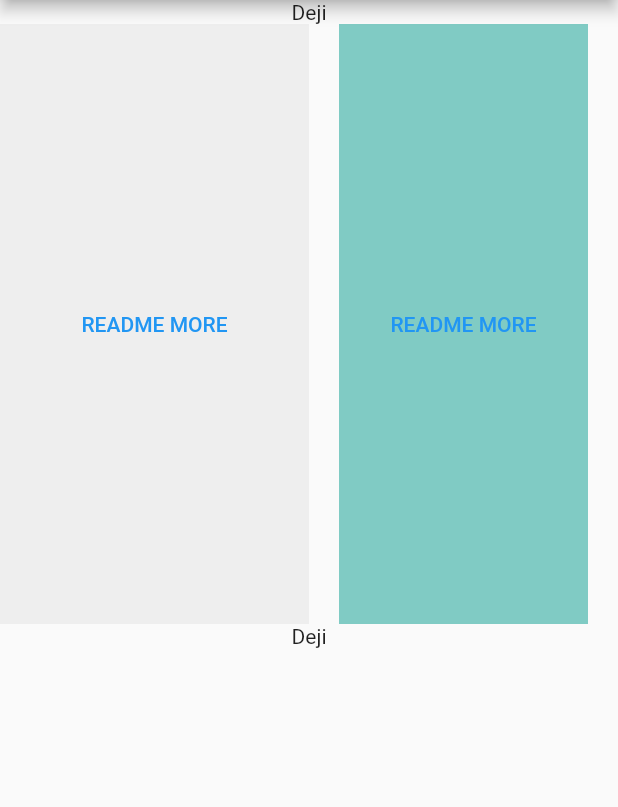
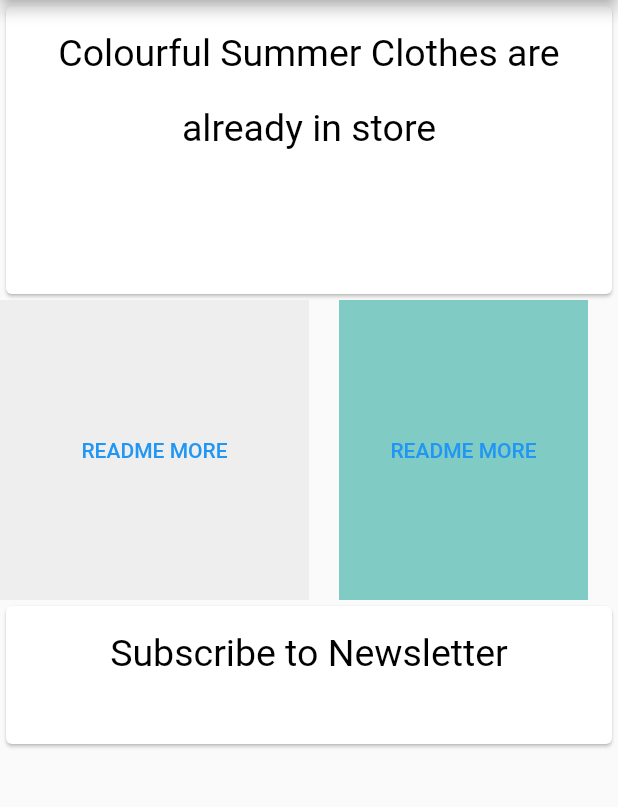
Before and after one commit to alu-rwa-prog-1/week-2-class-activity-1-mmd_1, a Flutter app: the screen it shows after launch, on a phone screen of 412 x 824 dp, the part 84-891 px from its top. Run offline on Flutter 3.47's test engine with Material 2 defaults, Android fonts, the phone set to English and light mode, and no system bars.

Commit message:
added deji's code

```diff
--- a/lib/main.dart
+++ b/lib/main.dart
@@ -32,13 +32,25 @@ class MyApp extends StatelessWidget {
         ],
         ),
       body: Column( children: [
-            const Text('Deji'),
+        const SizedBox(
+          width: 1400.0,
+          height: 200.0,
+          child: Card(child:Text('Colourful Summer Clothes are already in store',style:TextStyle(
+              fontFamily: '',
+              fontSize: 25,
+              color: Colors.black,
+              height: 2
+          ),textAlign: TextAlign.center,),
+
+          ),
+
+        ),
             Row(
               crossAxisAlignment: CrossAxisAlignment.start,
               children: [
                 Expanded(child:
                   Container(
-                    height: 400.0,
+                    height: 200.0,
                     padding: const EdgeInsets.all(8),
                     child: const RenderPopUp(),
                     color: Colors.grey[200],
@@ -46,7 +58,7 @@ class MyApp extends StatelessWidget {
                 ),
                 Expanded(child:
                   Container(
-                    height: 400.0,
+                    height: 200.0,
                     margin: const EdgeInsets.symmetric(horizontal: 20.0),
                     padding: const EdgeInsets.all(8),
                     child: const RenderPopUp(),
@@ -55,7 +67,19 @@ class MyApp extends StatelessWidget {
                 ),
               ]
             ),
-            const Text('Deji'),
+        const SizedBox(
+          width: 700.0,
+          height: 100.0,
+          child: Card(child:Text('Subscribe to Newsletter',style:TextStyle(
+              fontFamily: '',
+              fontSize: 25,
+              color: Colors.black,
+              height: 2
+          ),textAlign: TextAlign.center,),
+
+          ),
+
+        ),
       ],)
       )
     );
```
